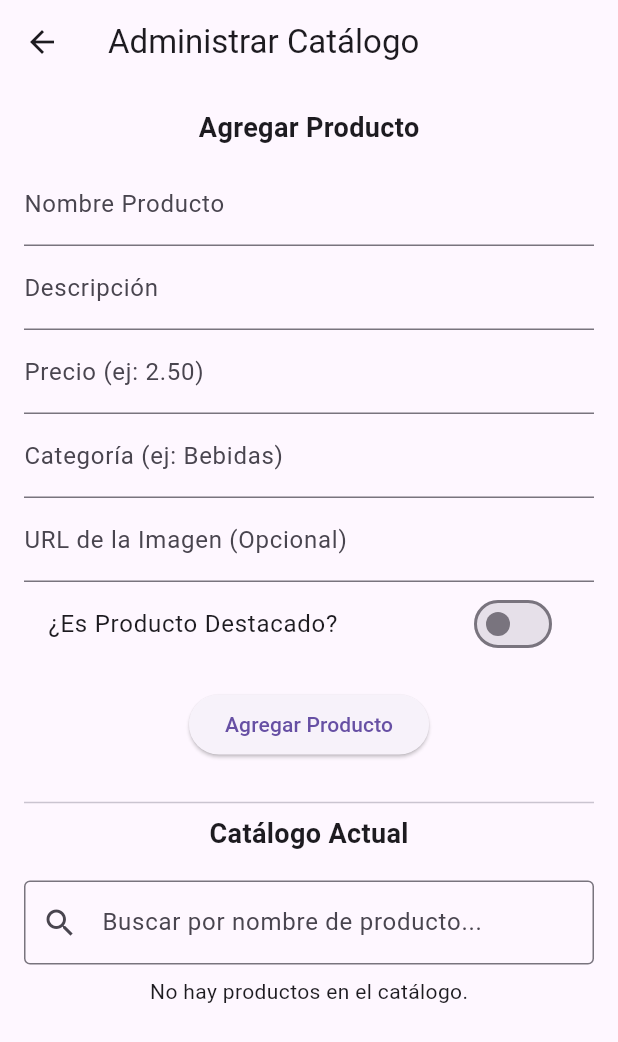
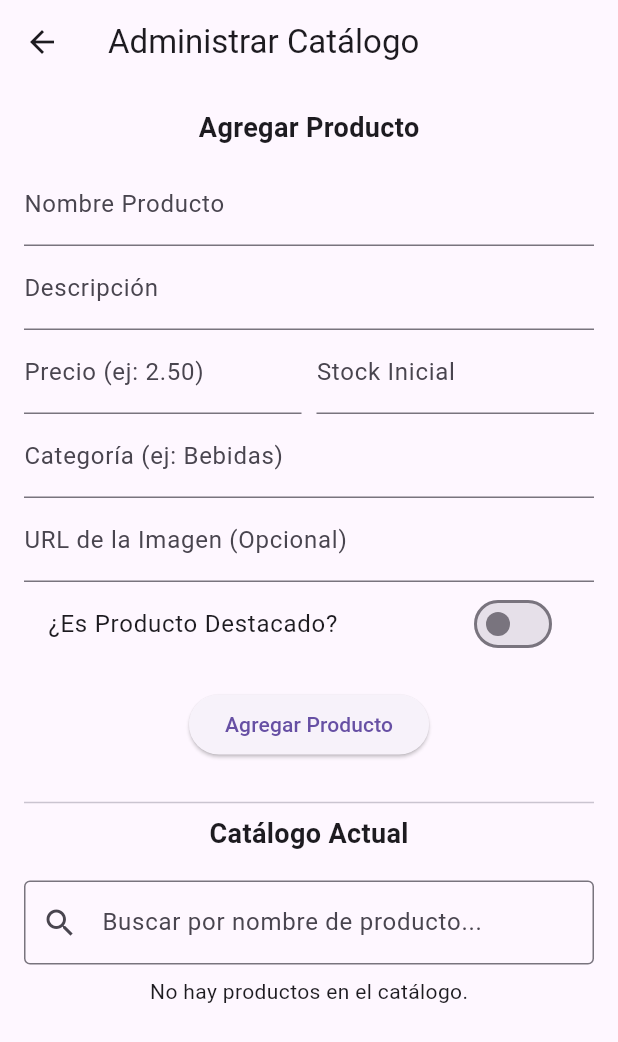
Before and after one commit to JohaanGV07/PI2DAM, a Flutter app: the ManageProductsScreen screen opened directly, on a phone screen of 412 x 824 dp. Shown: the top 1042 px of the screen. Run offline on Flutter 3.47's test engine with Material 3 defaults, Android fonts, the phone set to English and light mode, and no system bars; our stand-ins replace cloud_firestore, firebase_auth, firebase_core, flutter_fortune_wheel, flutter_map, flutter_rating_bar and 5 more; missing offline and left inert: universal_html; accounts and stored records are empty.

Commit message:
Version 6.0.2 stock

```diff
--- a/lib/core/models/product_model.dart
+++ b/lib/core/models/product_model.dart
@@ -1,5 +1,3 @@
-// lib/core/models/product_model.dart
-
 class ProductModel {
   final String id;
   final String name;
@@ -9,10 +7,11 @@ class ProductModel {
   final String category;
   final bool isAvailable;
   final bool isFeatured;
-
-  // --- 1. CAMPOS NUEVOS ---
   final double ratingAvg;
   final int ratingCount;
+
+  // --- 1. NUEVO CAMPO STOCK ---
+  final int stock;
 
   ProductModel({
     required this.id,
@@ -23,8 +22,9 @@ class ProductModel {
     required this.category,
     required this.isAvailable,
     required this.isFeatured,
-    required this.ratingAvg,   // <-- 2. AÑADE AL CONSTRUCTOR
-    required this.ratingCount, // <-- 2. AÑADE AL CONSTRUCTOR
+    required this.ratingAvg,
+    required this.ratingCount,
+    required this.stock, // <-- Añadido al constructor
   });
 
   // Método de fábrica
@@ -38,8 +38,9 @@ class ProductModel {
       category: data['category'] ?? 'General',
       isAvailable: data['isAvailable'] ?? true,
       isFeatured: data['isFeatured'] ?? false,
-      ratingAvg: (data['ratingAvg'] ?? 0.0).toDouble(), // <-- 3. AÑADE (por defecto 0.0)
-      ratingCount: data['ratingCount'] ?? 0,         // <-- 3. AÑADE (por defecto 0)
+      ratingAvg: (data['ratingAvg'] ?? 0.0).toDouble(),
+      ratingCount: data['ratingCount'] ?? 0,
+      stock: data['stock'] ?? 0, // <-- Añadido (por defecto 0)
     );
   }
 
@@ -53,8 +54,9 @@ class ProductModel {
       'category': category,
       'isAvailable': isAvailable,
       'isFeatured': isFeatured,
-      'ratingAvg': ratingAvg,     // <-- 4. AÑADE PARA GUARDAR
-      'ratingCount': ratingCount, // <-- 4. AÑADE PARA GUARDAR
+      'ratingAvg': ratingAvg,
+      'ratingCount': ratingCount,
+      'stock': stock, // <-- Añadido para guardar
     };
   }
 }
--- a/lib/features/cart/screens/cart_screen.dart
+++ b/lib/features/cart/screens/cart_screen.dart
@@ -2,8 +2,7 @@ import 'package:flutter/material.dart';
 import 'package:provider/provider.dart';
 import 'package:flutter_firestore_login/core/providers/cart_provider.dart';
 import 'package:flutter_firestore_login/features/cart/screens/checkout_screen.dart';
-
-import '../../../core/models/product_model.dart';
+import '../../../core/models/product_model.dart'; // Asegúrate de que esta ruta es correcta
 
 class CartScreen extends StatefulWidget {
   final String username;
@@ -24,12 +23,8 @@ class _CartScreenState extends State<CartScreen> {
 
   void _applyCoupon() {
     final cart = Provider.of<CartProvider>(context, listen: false);
-
-    // *** CORRECCIÓN AQUÍ ***
-    // Antes pasabas widget.username, ahora pasamos widget.userId
-    // para que busque en la subcolección correcta de Firestore.
+    // Pasamos el userId para que busque en la subcolección correcta
     cart.applyCoupon(_couponController.text, widget.userId);
-
     FocusScope.of(context).unfocus();
   }
 
@@ -197,7 +192,7 @@ class _CartScreenState extends State<CartScreen> {
   }
 }
 
-// Widget interno para lista (sin cambios)
+// Widget interno para lista
 class CartListItem extends StatelessWidget {
   final CartItem item;
   const CartListItem({super.key, required this.item});
@@ -250,6 +245,7 @@ class CartListItem extends StatelessWidget {
                 IconButton(
                   icon: const Icon(Icons.add),
                   onPressed: () {
+                    // *** AQUÍ ESTÁ LA CORRECCIÓN PARA EL MODELO ***
                     cart.addItem(
                       ProductModel(
                         id: item.id,
@@ -262,6 +258,7 @@ class CartListItem extends StatelessWidget {
                         isFeatured: false,
                         ratingAvg: 0.0,
                         ratingCount: 0,
+                        stock: 99, // <-- ¡FALTABA ESTE CAMPO!
                       ),
                     );
                   },
--- a/lib/manage_products_screen.dart
+++ b/lib/manage_products_screen.dart
@@ -1,5 +1,3 @@
-// lib/manage_products_screen.dart
-
 import 'package:flutter/material.dart';
 import 'package:cloud_firestore/cloud_firestore.dart';
 import 'package:flutter_firestore_login/core/models/product_model.dart';
@@ -15,17 +13,20 @@ class ManageProductsScreen extends StatefulWidget {
 class _ManageProductsScreenState extends State<ManageProductsScreen> {
   final ProductService _productService = ProductService();
 
-  // Controladores del formulario
+  // Controladores
   final TextEditingController _nameController = TextEditingController();
   final TextEditingController _descController = TextEditingController();
   final TextEditingController _priceController = TextEditingController();
   final TextEditingController _imageUrlController = TextEditingController();
   final TextEditingController _categoryController = TextEditingController();
-  bool _isFeatured = false;
+  // --- CONTROLADOR DE STOCK ---
+  final TextEditingController _stockController = TextEditingController();
 
-  // --- 1. CONTROLADOR PARA LA BÚSQUEDA ---
+  // --- CONTROLADOR DE BÚSQUEDA ---
   final TextEditingController _searchController = TextEditingController();
   String _searchQuery = '';
+
+  bool _isFeatured = false;
 
   @override
   void initState() {
@@ -44,17 +45,19 @@ class _ManageProductsScreenState extends State<ManageProductsScreen> {
     _priceController.dispose();
     _imageUrlController.dispose();
     _categoryController.dispose();
-    _searchController.dispose(); // <-- No olvides el dispose
+    _stockController.dispose();
+    _searchController.dispose();
     super.dispose();
   }
 
-  // (Las funciones _addProduct, _deleteProduct y _showEditProductDialog se mantienen exactamente igual)
   Future<void> _addProduct() async {
     final name = _nameController.text.trim();
     final description = _descController.text.trim();
     final price = double.tryParse(_priceController.text.trim()) ?? 0.0;
     final imageUrl = _imageUrlController.text.trim();
     final category = _categoryController.text.trim();
+    // --- LEEMOS EL STOCK ---
+    final stock = int.tryParse(_stockController.text.trim()) ?? 0;
 
     if (name.isEmpty || price <= 0 || category.isEmpty) {
       ScaffoldMessenger.of(context).showSnackBar(
@@ -74,6 +77,7 @@ class _ManageProductsScreenState extends State<ManageProductsScreen> {
       isFeatured: _isFeatured,
       ratingAvg: 0.0,
       ratingCount: 0,
+      stock: stock, // <-- Guardamos el stock
     );
 
     try {
@@ -82,14 +86,14 @@ class _ManageProductsScreenState extends State<ManageProductsScreen> {
         const SnackBar(content: Text("Producto agregado")),
       );
 
+      // Limpiar
       _nameController.clear();
       _descController.clear();
       _priceController.clear();
       _imageUrlController.clear();
       _categoryController.clear();
-      setState(() {
-        _isFeatured = false;
-      });
+      _stockController.clear();
+      setState(() { _isFeatured = false; });
 
     } catch (e) {
       ScaffoldMessenger.of(context).showSnackBar(
@@ -117,6 +121,9 @@ class _ManageProductsScreenState extends State<ManageProductsScreen> {
     final priceEditController = TextEditingController(text: product.price.toString());
     final imageUrlEditController = TextEditingController(text: product.imageUrl);
     final categoryEditController = TextEditingController(text: product.category);
+    // --- CONTROLADOR STOCK EN EDICIÓN ---
+    final stockEditController = TextEditingController(text: product.stock.toString());
+
     bool isFeaturedEdit = product.isFeatured;
 
     return showDialog(
@@ -132,7 +139,16 @@ class _ManageProductsScreenState extends State<ManageProductsScreen> {
                   children: [
                     TextField(controller: nameEditController, decoration: const InputDecoration(labelText: "Nombre")),
                     TextField(controller: descEditController, decoration: const InputDecoration(labelText: "Descripción")),
-                    TextField(controller: priceEditController, decoration: const InputDecoration(labelText: "Precio"), keyboardType: TextInputType.number),
+
+                    // Fila para Precio y Stock
+                    Row(
+                      children: [
+                        Expanded(child: TextField(controller: priceEditController, decoration: const InputDecoration(labelText: "Precio"), keyboardType: TextInputType.number)),
+                        const SizedBox(width: 10),
+                        Expanded(child: TextField(controller: stockEditController, decoration: const InputDecoration(labelText: "Stock"), keyboardType: TextInputType.number)),
+                      ],
+                    ),
+
                     TextField(controller: categoryEditController, decoration: const InputDecoration(labelText: "Categoría")),
                     TextField(controller: imageUrlEditController, decoration: const InputDecoration(labelText: "URL Imagen")),
                     SwitchListTile(
@@ -172,6 +188,7 @@ class _ManageProductsScreenState extends State<ManageProductsScreen> {
                       isAvailable: product.isAvailable,
                       ratingAvg: product.ratingAvg,
                       ratingCount: product.ratingCount,
+                      stock: int.tryParse(stockEditController.text) ?? product.stock, // <-- Actualizamos
                     );
 
                     try {
@@ -198,7 +215,6 @@ class _ManageProductsScreenState extends State<ManageProductsScreen> {
     );
   }
 
-  // --- WIDGET BUILD PRINCIPAL ---
   @override
   Widget build(BuildContext context) {
     return Scaffold(
@@ -206,22 +222,18 @@ class _ManageProductsScreenState extends State<ManageProductsScreen> {
       body: LayoutBuilder(
         builder: (context, constraints) {
           if (constraints.maxWidth < 720) {
-            // --- VISTA MÓVIL (Estrecha) ---
             return Padding(
               padding: const EdgeInsets.all(16.0),
               child: Column(
                 children: [
-                  SingleChildScrollView(
-                    child: _buildProductForm(),
-                  ),
+                  SingleChildScrollView(child: _buildProductForm()),
                   const SizedBox(height: 20),
                   const Divider(),
-                  _buildProductList(), // La lista (que es Expanded)
+                  _buildProductList(),
                 ],
               ),
             );
           } else {
-            // --- VISTA DESKTOP (Ancha) ---
             return Padding(
               padding: const EdgeInsets.all(16.0),
               child: Row(
@@ -229,14 +241,12 @@ class _ManageProductsScreenState extends State<ManageProductsScreen> {
                 children: [
                   Expanded(
                     flex: 1,
-                    child: SingleChildScrollView(
-                      child: _buildProductForm(),
-                    ),
+                    child: SingleChildScrollView(child: _buildProductForm()),
                   ),
                   const SizedBox(width: 16),
                   Expanded(
                     flex: 2,
-                    child: _buildProductList(), // <-- Lista a la derecha
+                    child: _buildProductList(),
                   ),
                 ],
               ),
@@ -247,7 +257,6 @@ class _ManageProductsScreenState extends State<ManageProductsScreen> {
     );
   }
 
-  // --- WIDGET FORMULARIO (Se queda igual) ---
   Widget _buildProductForm() {
     return Column(
       children: [
@@ -255,7 +264,16 @@ class _ManageProductsScreenState extends State<ManageProductsScreen> {
         const SizedBox(height: 10),
         TextField(controller: _nameController, decoration: const InputDecoration(labelText: "Nombre Producto")),
         TextField(controller: _descController, decoration: const InputDecoration(labelText: "Descripción")),
-        TextField(controller: _priceController, decoration: const InputDecoration(labelText: "Precio (ej: 2.50)"), keyboardType: TextInputType.number),
+
+        // Fila para Precio y Stock
+        Row(
+          children: [
+            Expanded(child: TextField(controller: _priceController, decoration: const InputDecoration(labelText: "Precio (ej: 2.50)"), keyboardType: TextInputType.number)),
+            const SizedBox(width: 10),
+            Expanded(child: TextField(controller: _stockController, decoration: const InputDecoration(labelText: "Stock Inicial"), keyboardType: TextInputType.number)),
+          ],
+        ),
+
         TextField(controller: _categoryController, decoration: const InputDecoration(labelText: "Categoría (ej: Bebidas)")),
         TextField(controller: _imageUrlController, decoration: const InputDecoration(labelText: "URL de la Imagen (Opcional)")),
         SwitchListTile(
@@ -274,14 +292,13 @@ class _ManageProductsScreenState extends State<ManageProductsScreen> {
     );
   }
 
-  // --- 2. WIDGET LISTA (MODIFICADO CON BÚSQUEDA) ---
   Widget _buildProductList() {
     return Column(
       children: [
         const Text("Catálogo Actual", style: TextStyle(fontSize: 18, fontWeight: FontWeight.bold)),
         const SizedBox(height: 10),
 
-        // --- 3. BARRA DE BÚSQUEDA AÑADIDA ---
+        // Barra de Búsqueda
         Padding(
           padding: const EdgeInsets.symmetric(vertical: 8.0),
           child: TextField(
@@ -292,9 +309,7 @@ class _ManageProductsScreenState extends State<ManageProductsScreen> {
               suffixIcon: _searchQuery.isNotEmpty
                   ? IconButton(
                       icon: const Icon(Icons.clear),
-                      onPressed: () {
-                        _searchController.clear();
-                      },
+                      onPressed: () { _searchController.clear(); },
                     )
                   : null,
               border: const OutlineInputBorder(),
@@ -316,7 +331,6 @@ class _ManageProductsScreenState extends State<ManageProductsScreen> {
                 return Center(child: Text("Error: ${snapshot.error}"));
               }
 
-              // --- 4. LÓGICA DE FILTRADO ---
               final allProducts = snapshot.data!;
               final filteredProducts = _searchQuery.isEmpty
                   ? allProducts
@@ -330,9 +344,9 @@ class _ManageProductsScreenState extends State<ManageProductsScreen> {
               }
 
               return ListView.builder(
-                itemCount: filteredProducts.length, // <-- Usamos la lista filtrada
+                itemCount: filteredProducts.length,
                 itemBuilder: (context, index) {
-                  final product = filteredProducts[index]; // <-- Usamos la lista filtrada
+                  final product = filteredProducts[index];
                   return ListTile(
                     leading: CircleAvatar(
                       backgroundImage: NetworkImage(product.imageUrl),
@@ -347,7 +361,8 @@ class _ManageProductsScreenState extends State<ManageProductsScreen> {
                           ),
                       ],
                     ),
-                    subtitle: Text("${product.category} - ${product.price.toStringAsFixed(2)}€ (${product.ratingAvg.toStringAsFixed(1)} ⭐️)"),
+                    // Mostramos el Stock
+                    subtitle: Text("Stock: ${product.stock} | ${product.price.toStringAsFixed(2)}€"),
                     trailing: Row(
                       mainAxisSize: MainAxisSize.min,
                       children: [
```
Also changed, not shown: lib/core/services/order_service.dart (+35 -15 lines), lib/features/menu/screens/favorites_screen.dart (+12 -9 lines), lib/my_prizes_screen.dart (+8 -10 lines).
